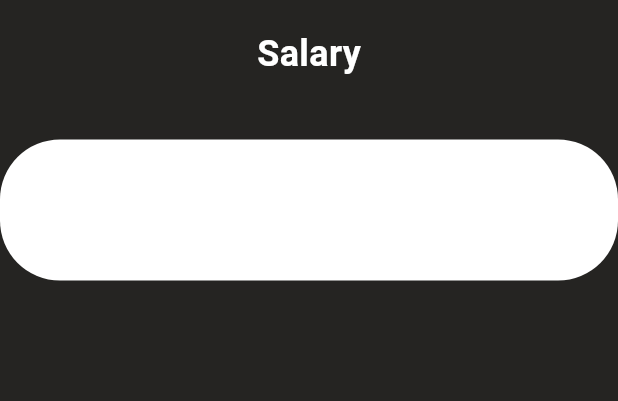
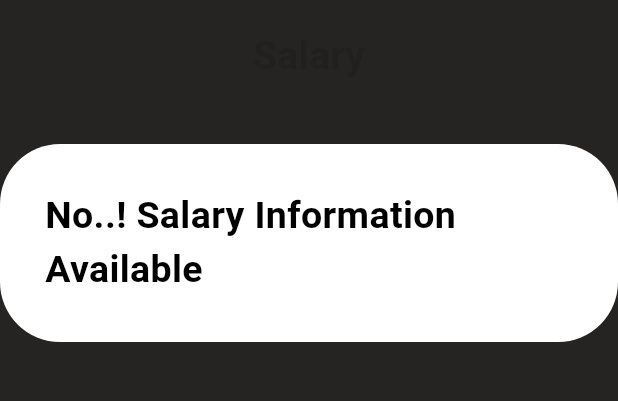
Before and after one commit to Duhudu/CreativeWeb, a Flutter app: the SalaryPage screen opened directly, on a phone screen of 412 x 824 dp, the part 63-464 px from its top. Run offline on Flutter 3.47's test engine with Material 3 defaults, Android fonts, the light colour scheme and no system bars; our stand-ins replace cloud_firestore, firebase_auth, firebase_core, fluttertoast; accounts and stored records are empty.

Commit message:
Make small changes of user salary page.

```diff
--- a/lib/user/user_salary.dart
+++ b/lib/user/user_salary.dart
@@ -67,8 +67,8 @@ class _SalaryPageState extends State<SalaryPage>{
             Text(
               "Salary",
               style: TextStyle(
-                color: Colors.white,
-                fontSize: 24,
+                color: Colors.black12,
+                fontSize: 26,
                 fontWeight: FontWeight.bold
               ),
             ),
@@ -113,10 +113,10 @@ class _SalaryPageState extends State<SalaryPage>{
                   // If no salary data
                   if (!snapShot.hasData || snapShot.data!.isEmpty) {
                     return Center(
-                        child: Text("No Salary Information Available",
+                        child: Text("No..! Salary Information Available",
                             style: TextStyle(
-                              color: Colors.white,
-                              fontSize: 24,
+                              color: Colors.black,
+                              fontSize: 25,
                               fontWeight: FontWeight.bold
                             )
                         )
@@ -167,7 +167,7 @@ class _SalaryPageState extends State<SalaryPage>{
                             Text(
                               "${salary['paymentMethod']}",
                               style: TextStyle(
-                                fontSize: 16,
+                                fontSize: 19,
                                 color: Colors.black,
                               ),
                             ),
```
Also changed, not shown: pubspec.lock.
